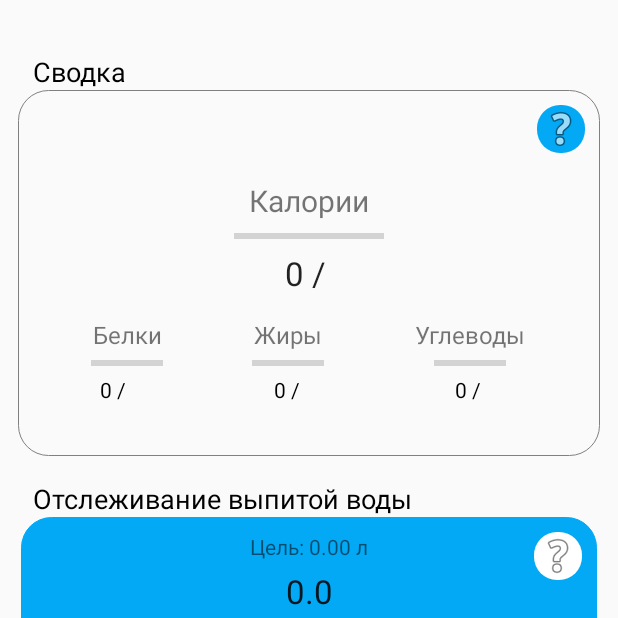
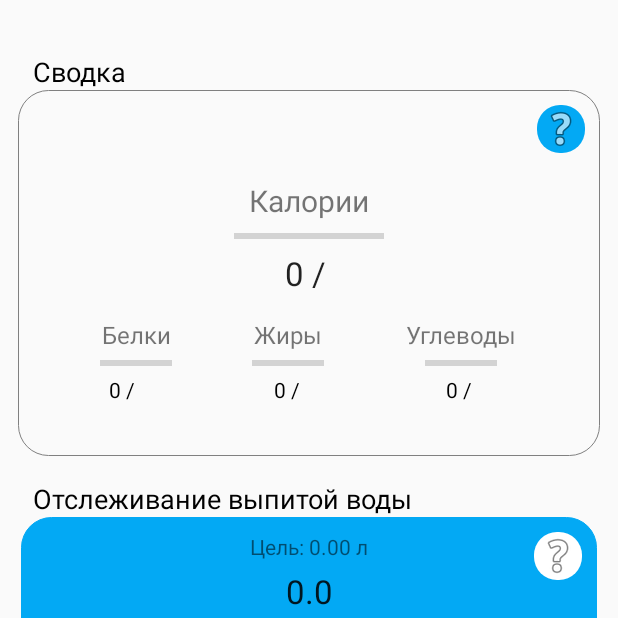
Before and after one commit to Uelbc/FInal_project, an Android app: the MainPage screen opened directly, with no data from a screen before it, on a phone screen of 412 x 824 dp, the top half of it. Run offline under Robolectric (Android 15) with nearby library versions, the phone set to English and light mode, and no system bars; 8 statements that could not run were skipped.

Commit message:
small changes in order to make project look better on big devices

```diff
--- a/app/src/main/java/com/example/myapplication/MainPage.java
+++ b/app/src/main/java/com/example/myapplication/MainPage.java
@@ -3,8 +3,6 @@ package com.example.myapplication;
 import static android.widget.Toast.makeText;
 
 import androidx.appcompat.app.AppCompatActivity;
-import androidx.lifecycle.MutableLiveData;
-import androidx.lifecycle.Observer;
 
 import android.app.AlertDialog;
 import android.content.Context;
@@ -20,14 +18,8 @@ import android.widget.CheckBox;
 import android.widget.CompoundButton;
 import android.widget.ImageButton;
 import android.widget.ProgressBar;
-import android.widget.RadioGroup;
 import android.widget.TextView;
 import android.widget.Toast;
-
-import com.google.android.material.button.MaterialButton;
-import com.google.android.material.dialog.MaterialAlertDialogBuilder;
-
-import java.util.Observable;
 
 public class MainPage extends AppCompatActivity {
     public static final String DATA = "DATA";
@@ -40,7 +32,7 @@ public class MainPage extends AppCompatActivity {
     public double Kal_final=0;
     public ImageButton water_info, kal_info;
     int checked;
-    double b=0, g=0, u=0, b_norm=0, g_norm=0, u_norm=0;
+    double b=0, g=0, u=0;
     public String kal_per_day_men="", kal_per_day_women="";
     private ProgressBar b_progress_bar, g_progress_bar, u_progress_bar, kal_progress_bar;
     private CheckBox water1, water2, water3, water4, water5, water6, water7, water8, water9, water10, water11, water12,
@@ -48,7 +40,6 @@ public class MainPage extends AppCompatActivity {
     CheckBox[] checkBoxes;
     private int Len_check_boxes;
     SharedPreferences data;
-    Context context;
     @Override
     protected void onCreate(Bundle savedInstanceState) {
         super.onCreate(savedInstanceState);
--- a/app/src/main/res/layout/activity_main2.xml
+++ b/app/src/main/res/layout/activity_main2.xml
@@ -31,6 +31,7 @@
         app:layout_constraintHorizontal_bias="0.5"
         app:layout_constraintStart_toEndOf="@+id/food" />
 
+
     <TextView
         android:id="@+id/textView3"
         android:layout_width="wrap_content"
@@ -42,11 +43,10 @@
         android:textSize="18dp"
         app:layout_constraintBottom_toTopOf="@+id/main_menu_button"
         app:layout_constraintEnd_toEndOf="parent"
-        app:layout_constraintHorizontal_bias="0.063"
-        app:layout_constraintStart_toStartOf="parent"
+        app:layout_constraintHorizontal_bias="0.029"
+        app:layout_constraintStart_toStartOf="@+id/main_menu_button"
         app:layout_constraintTop_toTopOf="parent"
         app:layout_constraintVertical_bias="1.0" />
-
 
     <TextView
         android:id="@+id/kal_eaten_per_day"
@@ -101,8 +101,7 @@
         android:textSize="16dp"
         app:layout_constraintBottom_toBottomOf="@+id/main_menu_button"
         app:layout_constraintEnd_toStartOf="@+id/textView11"
-        app:layout_constraintHorizontal_bias="0.5"
-        app:layout_constraintStart_toStartOf="parent" />
+        app:layout_constraintStart_toStartOf="@+id/main_menu_button" />
 
     <TextView
         android:id="@+id/b"
@@ -124,8 +123,7 @@
         android:text="Углеводы"
         android:textSize="16dp"
         app:layout_constraintBottom_toBottomOf="@+id/main_menu_button"
-        app:layout_constraintEnd_toEndOf="parent"
-        app:layout_constraintHorizontal_bias="0.5"
+        app:layout_constraintEnd_toEndOf="@+id/main_menu_button"
         app:layout_constraintStart_toEndOf="@+id/textView11">
 
     </TextView>
```
Also changed, not shown: app/src/main/res/layout/activity_food_selected.xml (+5 -5 lines).
